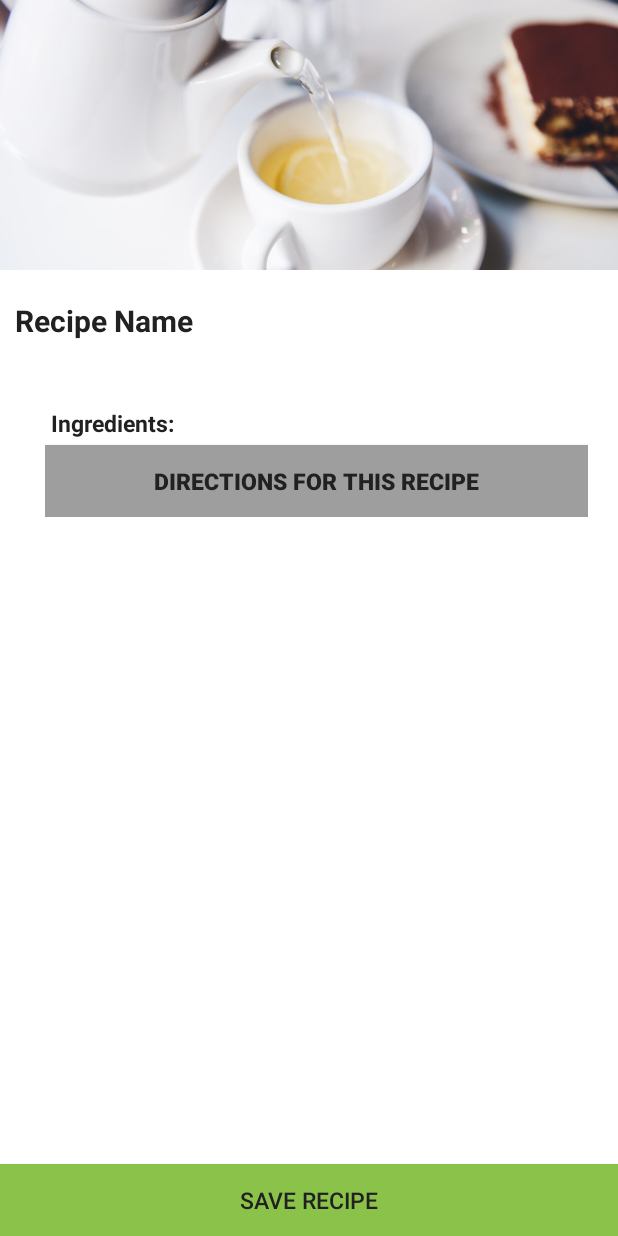
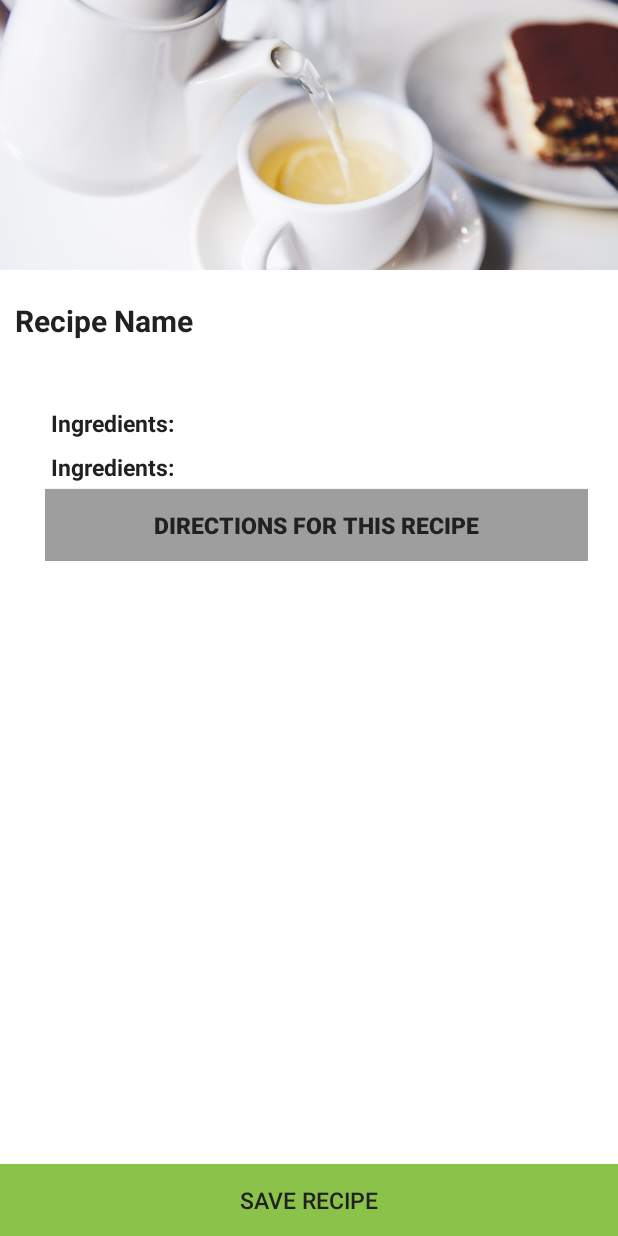
Before and after one commit to smritidas/Recipes, an Android app: the layout activity_recipe_detail.xml on its own in the app's theme, with its tools: preview values and no code run, on a phone screen of 412 x 824 dp. Run offline under Robolectric (Android 15) with nearby library versions, the phone set to English and light mode, and no system bars; network calls fail.

Commit message:
Add methods to get ingredients to display

```diff
--- a/app/build.gradle
+++ b/app/build.gradle
@@ -2,7 +2,6 @@ apply plugin: 'com.android.application'
 
 android {
     compileSdkVersion 27
-    buildToolsVersion '27.0.3'
     defaultConfig {
         applicationId "com.example.android.recipes"
         minSdkVersion 19
--- a/app/src/main/java/com/example/android/recipes/adapters/RecipesAdapter.java
+++ b/app/src/main/java/com/example/android/recipes/adapters/RecipesAdapter.java
@@ -58,6 +58,7 @@ public class RecipesAdapter extends RecyclerView.Adapter<RecipesAdapter.ViewHold
         public void setupWithRecipe(@NonNull Recipe recipe) {
             nameOfRecipe_textView.setText(recipe.getName());
           //  yield_textView.setText(Integer.toString(recipe.getNoOfServings()));
+
             url_textView.setText(recipe.getUrl());
 
             itemView.setOnClickListener(this); //call in setup
--- a/app/src/main/res/layout/activity_recipe_detail.xml
+++ b/app/src/main/res/layout/activity_recipe_detail.xml
@@ -65,6 +65,16 @@
                             android:textSize="15sp"
                             android:textStyle="bold"
                             android:gravity="start"
+                            android:padding="4dp" />
+
+                        <TextView
+                            android:layout_width="match_parent"
+                            android:layout_height="wrap_content"
+                            android:text="@string/ingredients"
+                            android:textColor="@color/colorPrimaryText"
+                            android:textSize="15sp"
+                            android:textStyle="bold"
+                            android:gravity="start"
                             android:padding="4dp"
                             android:id="@+id/ingredientTextView" />
 
--- a/build.gradle
+++ b/build.gradle
@@ -6,7 +6,7 @@ buildscript {
         google()
     }
     dependencies {
-        classpath 'com.android.tools.build:gradle:3.1.3'
+        classpath 'com.android.tools.build:gradle:3.4.0'
 
         // NOTE: Do not place your application dependencies here; they belong
         // in the individual module build.gradle files
```
Also changed, not shown: app/src/main/java/com/example/android/recipes/models/network/Ingredient.java (+10 -1 lines), app/src/main/java/com/example/android/recipes/ui/RecipeDetailActivity.java (+32 -4 lines), app/src/main/java/com/example/android/recipes/ui/RecipesListActivity.java (+13 -1 lines), gradle/wrapper/gradle-wrapper.properties.
